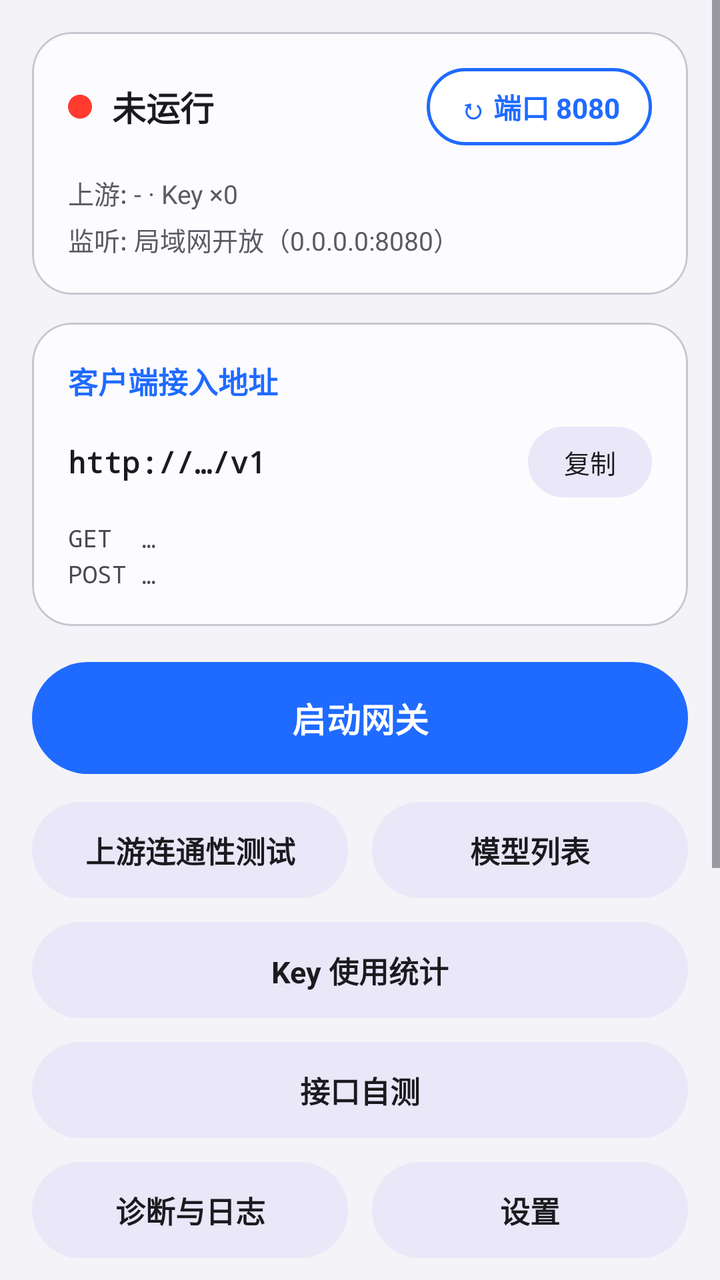
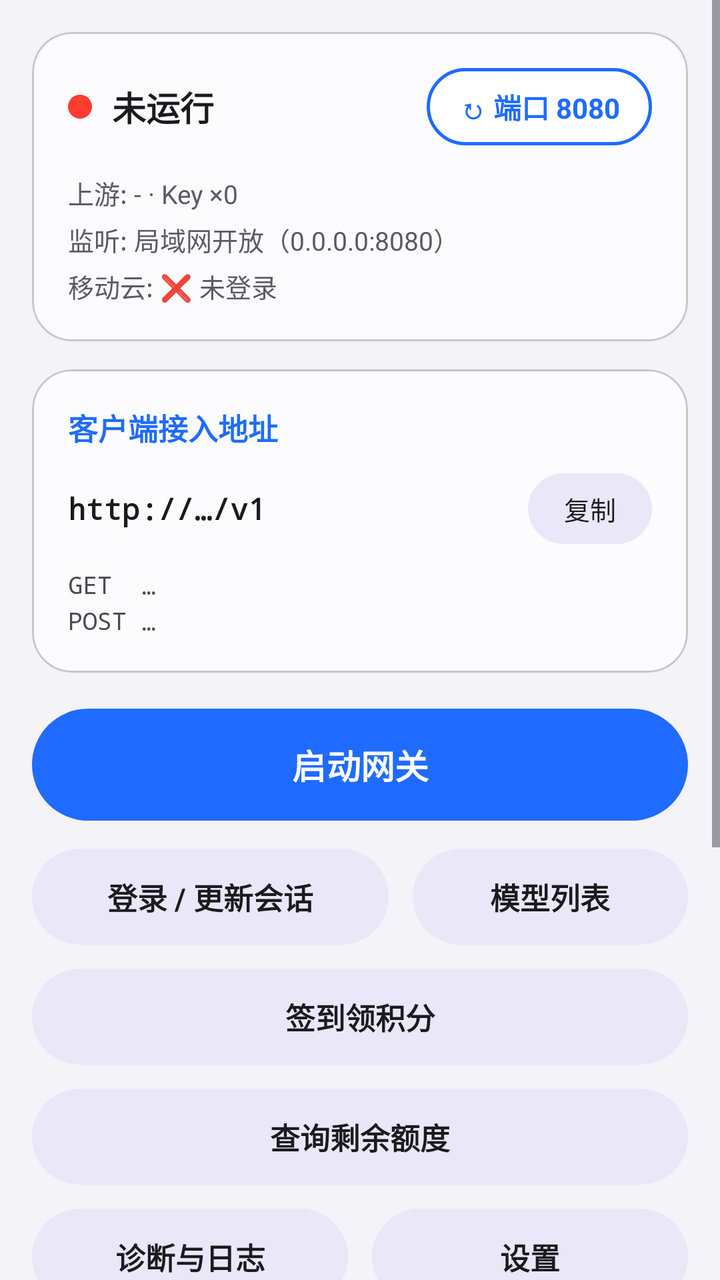

Before-and-after screenshots of an Android layout around one commit, followed by the original layout XML and the change that was made.
<!-- AndroidManifest.xml: application theme Theme.Moma -->
<!-- res/layout/activity_gateway.xml -->
<?xml version="1.0" encoding="utf-8"?>
<ScrollView xmlns:android="http://schemas.android.com/apk/res/android"
    xmlns:app="http://schemas.android.com/apk/res-auto"
    android:layout_width="match_parent"
    android:layout_height="match_parent"
    android:background="#F3F3F8"
    android:fillViewport="true">

    <LinearLayout
        android:layout_width="match_parent"
        android:layout_height="wrap_content"
        android:orientation="vertical"
        android:padding="16dp">

        
        <com.google.android.material.card.MaterialCardView
            android:layout_width="match_parent"
            android:layout_height="wrap_content"
            app:cardBackgroundColor="#FCFCFE"
            app:cardCornerRadius="20dp"
            app:cardElevation="0dp">

            <LinearLayout
                android:layout_width="match_parent"
                android:layout_height="wrap_content"
                android:orientation="vertical"
                android:padding="18dp">

                <LinearLayout
                    android:layout_width="match_parent"
                    android:layout_height="wrap_content"
                    android:gravity="center_vertical"
                    android:orientation="horizontal">

                    <View
                        android:id="@+id/statusDot"
                        android:layout_width="12dp"
                        android:layout_height="12dp"
                        android:background="@drawable/dot_red" />

                    <TextView
                        android:id="@+id/statusText"
                        android:layout_width="wrap_content"
                        android:layout_height="wrap_content"
                        android:layout_marginStart="10dp"
                        android:text="未运行"
                        android:textColor="#1B1B1F"
                        android:textSize="17sp"
                        android:textStyle="bold" />

                    <Space
                        android:layout_width="0dp"
                        android:layout_height="1dp"
                        android:layout_weight="1" />

                    <TextView
                        android:id="@+id/portChip"
                        android:layout_width="wrap_content"
                        android:layout_height="wrap_content"
                        android:background="@drawable/chip_outline"
                        android:paddingStart="16dp"
                        android:paddingTop="9dp"
                        android:paddingEnd="16dp"
                        android:paddingBottom="9dp"
                        android:text="↻ 端口 8080"
                        android:textColor="#1F6BFF"
                        android:textSize="14sp"
                        android:textStyle="bold" />
                </LinearLayout>

                <TextView
                    android:id="@+id/upstreamLine"
                    android:layout_width="match_parent"
                    android:layout_height="wrap_content"
                    android:layout_marginTop="14dp"
                    android:text="上游: - · Key ×0"
                    android:textColor="#5A5A64"
                    android:textSize="13sp" />

                <TextView
                    android:id="@+id/listenLine"
                    android:layout_width="match_parent"
                    android:layout_height="wrap_content"
                    android:layout_marginTop="4dp"
                    android:text="监听: 局域网开放（0.0.0.0:8080）"
                    android:textColor="#5A5A64"
                    android:textSize="13sp" />
            </LinearLayout>
        </com.google.android.material.card.MaterialCardView>

        
        <com.google.android.material.card.MaterialCardView
            android:layout_width="match_parent"
            android:layout_height="wrap_content"
            android:layout_marginTop="14dp"
            app:cardBackgroundColor="#FCFCFE"
            app:cardCornerRadius="20dp"
            app:cardElevation="0dp">

            <LinearLayout
                android:layout_width="match_parent"
                android:layout_height="wrap_content"
                android:orientation="vertical"
                android:padding="18dp">

                <TextView
                    android:layout_width="wrap_content"
                    android:layout_height="wrap_content"
                    android:text="客户端接入地址"
                    android:textColor="#1F6BFF"
                    android:textSize="15sp"
                    android:textStyle="bold" />

                <LinearLayout
                    android:layout_width="match_parent"
                    android:layout_height="wrap_content"
                    android:layout_marginTop="12dp"
                    android:gravity="center_vertical"
                    android:orientation="horizontal">

                    <TextView
                        android:id="@+id/addrText"
                        android:layout_width="0dp"
                        android:layout_height="wrap_content"
                        android:layout_weight="1"
                        android:fontFamily="monospace"
                        android:text="http://…/v1"
                        android:textColor="#1B1B1F"
                        android:textSize="15sp"
                        android:textStyle="bold" />

                    <TextView
                        android:id="@+id/btnCopyAddr"
                        android:layout_width="wrap_content"
                        android:layout_height="wrap_content"
                        android:layout_marginStart="10dp"
                        android:background="@drawable/pill_bg"
                        android:paddingStart="18dp"
                        android:paddingTop="8dp"
                        android:paddingEnd="18dp"
                        android:paddingBottom="8dp"
                        android:text="复制"
                        android:textColor="#1B1B1F"
                        android:textSize="13sp" />
                </LinearLayout>

                <TextView
                    android:id="@+id/endpointsText"
                    android:layout_width="match_parent"
                    android:layout_height="wrap_content"
                    android:layout_marginTop="12dp"
                    android:fontFamily="monospace"
                    android:lineSpacingExtra="4dp"
                    android:text="GET  …\nPOST …"
                    android:textColor="#4A4A52"
                    android:textSize="12sp" />
            </LinearLayout>
        </com.google.android.material.card.MaterialCardView>

        
        <com.google.android.material.button.MaterialButton
            android:id="@+id/btnStart"
            android:layout_width="match_parent"
            android:layout_height="56dp"
            android:layout_marginTop="18dp"
            android:insetTop="0dp"
            android:insetBottom="0dp"
            android:text="启动网关"
            android:textColor="#FFFFFF"
            android:textSize="17sp"
            android:textStyle="bold"
            app:backgroundTint="#1F6BFF"
            app:cornerRadius="28dp" />

        
        <LinearLayout
            android:layout_width="match_parent"
            android:layout_height="wrap_content"
            android:layout_marginTop="14dp"
            android:orientation="horizontal">

            <TextView
                android:id="@+id/btnTestUpstream"
                style="@style/PillButton"
                android:layout_width="0dp"
                android:layout_height="48dp"
                android:layout_marginEnd="6dp"
                android:layout_weight="1"
                android:text="上游连通性测试" />

            <TextView
                android:id="@+id/btnModels"
                style="@style/PillButton"
                android:layout_width="0dp"
                android:layout_height="48dp"
                android:layout_marginStart="6dp"
                android:layout_weight="1"
                android:text="模型列表" />
        </LinearLayout>

        <TextView
            android:id="@+id/btnKeyStats"
            style="@style/PillButton"
            android:layout_width="match_parent"
            android:layout_height="48dp"
            android:layout_marginTop="12dp"
            android:text="Key 使用统计" />

        <TextView
            android:id="@+id/btnSelfTest"
            style="@style/PillButton"
            android:layout_width="match_parent"
            android:layout_height="48dp"
            android:layout_marginTop="12dp"
            android:text="接口自测" />

        
        <LinearLayout
            android:layout_width="match_parent"
            android:layout_height="wrap_content"
            android:layout_marginTop="12dp"
            android:orientation="horizontal">

            <TextView
                android:id="@+id/btnLogs"
                style="@style/PillButton"
                android:layout_width="0dp"
                android:layout_height="48dp"
                android:layout_marginEnd="6dp"
                android:layout_weight="1"
                android:text="诊断与日志" />

            <TextView
                android:id="@+id/btnSettings"
                style="@style/PillButton"
                android:layout_width="0dp"
                android:layout_height="48dp"
                android:layout_marginStart="6dp"
                android:layout_weight="1"
                android:text="设置" />
        </LinearLayout>

        
        <LinearLayout
            android:layout_width="match_parent"
            android:layout_height="wrap_content"
            android:layout_marginTop="12dp"
            android:orientation="horizontal">

            <TextView
                android:id="@+id/btnApikey"
                style="@style/PillButton"
                android:layout_width="0dp"
                android:layout_height="48dp"
                android:layout_marginEnd="6dp"
                android:layout_weight="1"
                android:text="API Key" />

            <TextView
                android:id="@+id/btnStress"
                style="@style/PillButton"
                android:layout_width="0dp"
                android:layout_height="48dp"
                android:layout_marginStart="6dp"
                android:layout_weight="1"
                android:text="并发压测" />
        </LinearLayout>

        <TextView
            android:id="@+id/btnCurl"
            style="@style/PillButton"
            android:layout_width="match_parent"
            android:layout_height="48dp"
            android:layout_marginTop="12dp"
            android:text="复制 cURL 示例" />

        <TextView
            android:id="@+id/btnBattery"
            style="@style/PillButton"
            android:layout_width="match_parent"
            android:layout_height="48dp"
            android:layout_marginTop="12dp"
            android:text="电池优化白名单（防后台被杀）" />

        <TextView
            android:id="@+id/btnChat"
            style="@style/PillButton"
            android:layout_width="match_parent"
            android:layout_height="48dp"
            android:layout_marginTop="12dp"
            android:text="对话测试（本地多会话）" />

        <TextView
            android:layout_width="match_parent"
            android:layout_height="wrap_content"
            android:layout_marginTop="16dp"
            android:layout_marginBottom="8dp"
            android:gravity="center"
            android:text="支持 OpenAI 协议 · 任何支持自定义 Base URL 的客户端均可接入本网关"
            android:textColor="#8A8A94"
            android:textSize="12sp" />
    </LinearLayout>
</ScrollView>
<!-- resources referenced by this layout -->
<resources>
  <!-- drawable chip_outline (drawable) -->
  <?xml version="1.0" encoding="utf-8"?>
  <shape xmlns:android="http://schemas.android.com/apk/res/android" android:shape="rectangle">
      <solid android:color="#FFFFFF" />
      <stroke android:width="1.5dp" android:color="#1F6BFF" />
      <corners android:radius="20dp" />
  </shape>
  <!-- drawable dot_red (drawable) -->
  <?xml version="1.0" encoding="utf-8"?>
  <shape xmlns:android="http://schemas.android.com/apk/res/android" android:shape="oval">
      <solid android:color="#FF3B30" />
      <size android:width="12dp" android:height="12dp" />
  </shape>
  <!-- drawable pill_bg (drawable) -->
  <?xml version="1.0" encoding="utf-8"?>
  <shape xmlns:android="http://schemas.android.com/apk/res/android" android:shape="rectangle">
      <solid android:color="#E9E7F8" />
      <corners android:radius="24dp" />
  </shape>
  <style name="PillButton">
          <item name="android:background">@drawable/pill_bg</item>
          <item name="android:gravity">center</item>
          <item name="android:textColor">#1B1B1F</item>
          <item name="android:textSize">15sp</item>
          <item name="android:textStyle">bold</item>
      </style>
  <style name="Theme.Moma" parent="Theme.Material3.DayNight.NoActionBar">
          <item name="colorPrimary">@color/green_primary</item>
      </style>
  <color name="green_primary">#1AAD19</color>
</resources>

<!-- the commit's change to res/layout/activity_gateway.xml (unified diff, before → after) -->
@@ -85,6 +85,15 @@
                     android:text="监听: 局域网开放（0.0.0.0:8080）"
                     android:textColor="#5A5A64"
                     android:textSize="13sp" />
+
+                <TextView
+                    android:id="@+id/loginLine"
+                    android:layout_width="match_parent"
+                    android:layout_height="wrap_content"
+                    android:layout_marginTop="4dp"
+                    android:text="移动云: ❌ 未登录"
+                    android:textColor="#5A5A64"
+                    android:textSize="13sp" />
             </LinearLayout>
         </com.google.android.material.card.MaterialCardView>
 
@@ -180,13 +189,13 @@
             android:orientation="horizontal">
 
             <TextView
-                android:id="@+id/btnTestUpstream"
+                android:id="@+id/btnSession"
                 style="@style/PillButton"
                 android:layout_width="0dp"
                 android:layout_height="48dp"
                 android:layout_marginEnd="6dp"
-                android:layout_weight="1"
-                android:text="上游连通性测试" />
+                android:layout_weight="1.3"
+                android:text="登录 / 更新会话" />
 
             <TextView
                 android:id="@+id/btnModels"
@@ -199,20 +208,20 @@
         </LinearLayout>
 
         <TextView
-            android:id="@+id/btnKeyStats"
-            style="@style/PillButton"
-            android:layout_width="match_parent"
-            android:layout_height="48dp"
-            android:layout_marginTop="12dp"
-            android:text="Key 使用统计" />
-
-        <TextView
-            android:id="@+id/btnSelfTest"
-            style="@style/PillButton"
-            android:layout_width="match_parent"
-            android:layout_height="48dp"
-            android:layout_marginTop="12dp"
-            android:text="接口自测" />
+            android:id="@+id/btnSignin"
+            style="@style/PillButton"
+            android:layout_width="match_parent"
+            android:layout_height="48dp"
+            android:layout_marginTop="12dp"
+            android:text="签到领积分" />
+
+        <TextView
+            android:id="@+id/btnQuota"
+            style="@style/PillButton"
+            android:layout_width="match_parent"
+            android:layout_height="48dp"
+            android:layout_marginTop="12dp"
+            android:text="查询剩余额度" />
 
         
         <LinearLayout
